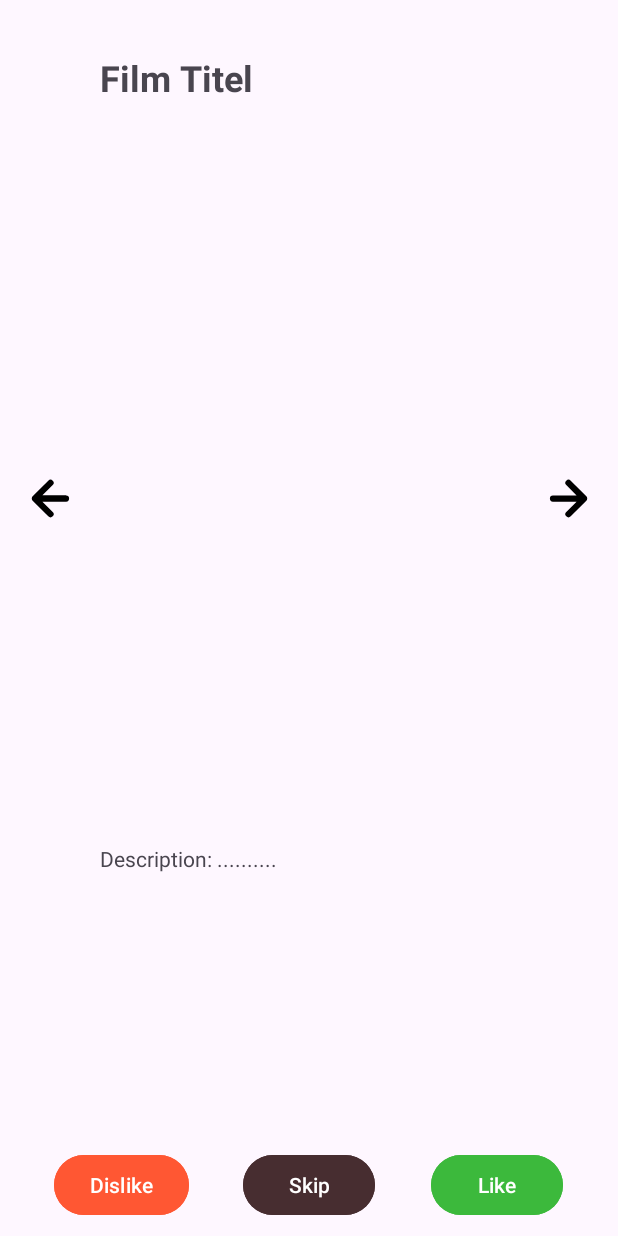
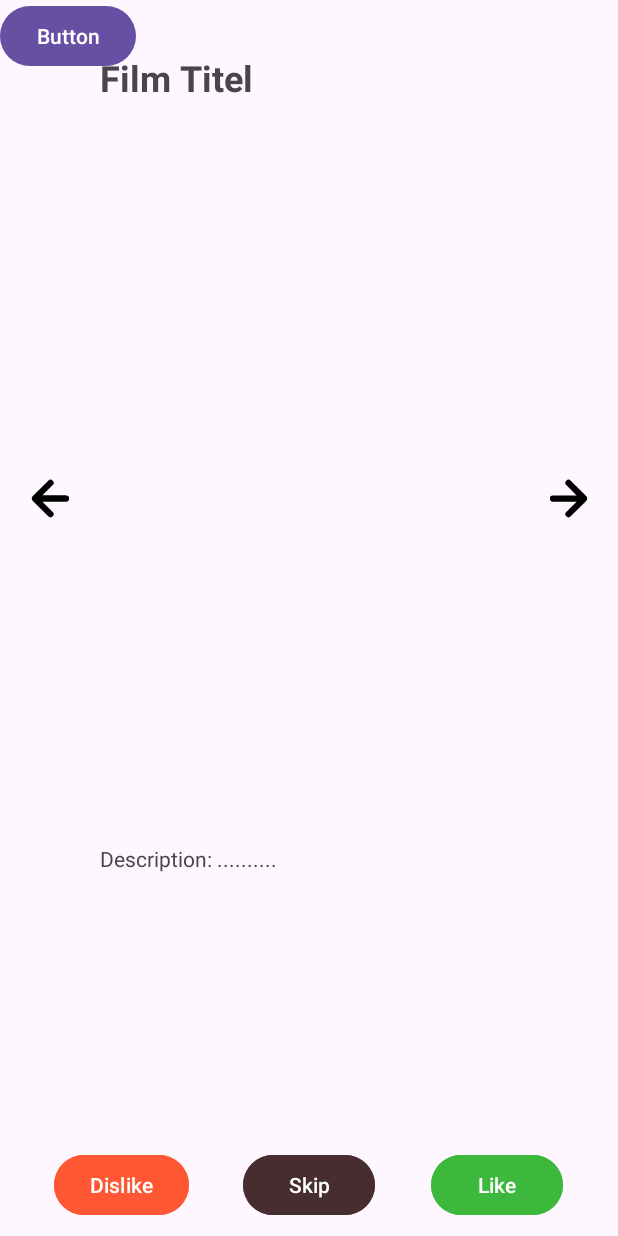
Before and after one commit to Juinjer/MovieRecommenderApp, an Android app: the SwipeScreen screen opened directly, with no data from a screen before it, on a phone screen of 412 x 824 dp. Run offline under Robolectric (Android 15) with nearby library versions, the phone set to English and light mode, and no system bars; our stand-ins replace Picasso; libraries missing offline, so code that uses them is left out: io.socket.client; pictures from the network do not load; 3 statements that could not run were skipped.

Commit message:
Added a button to SwipeScreen to test whether recommendations can be received from model server. Button always gets recommendations for same movie for now, logic can easily be changed.

```diff
--- a/movierecommender/app/src/main/res/layout/swipe_screen.xml
+++ b/movierecommender/app/src/main/res/layout/swipe_screen.xml
@@ -93,4 +93,12 @@
         app:layout_constraintEnd_toEndOf="parent"
         app:layout_constraintStart_toEndOf="@+id/skipBtn" />
 
+    <Button
+        android:id="@+id/button_test"
+        android:layout_width="wrap_content"
+        android:layout_height="wrap_content"
+        android:text="Button"
+        tools:layout_editor_absoluteX="162dp"
+        tools:layout_editor_absoluteY="517dp" />
+
 </androidx.constraintlayout.widget.ConstraintLayout>
```
Also changed, not shown: movierecommender/app/src/main/java/com/example/movierecommender/SwipeScreen.kt (+10 -0 lines), 2 other files.
